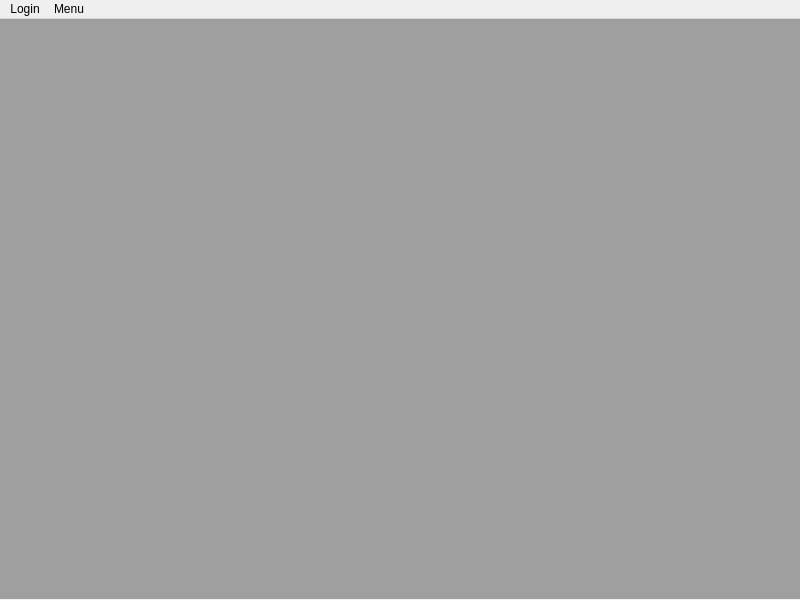
Above: src/000_mdi.ui from rvqzs/tresPatitos before the change. Below: the same form after it.
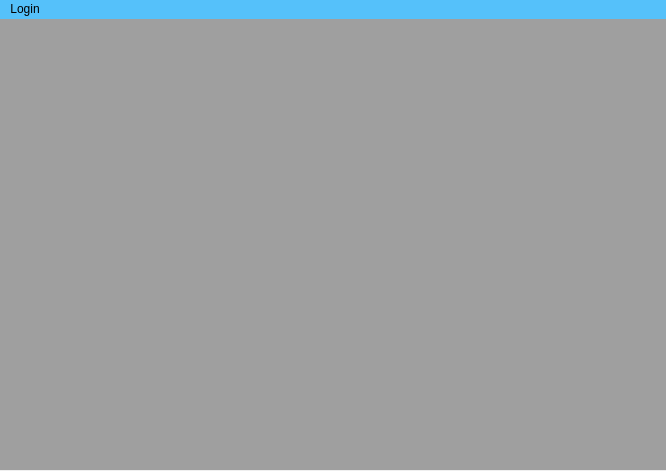
That is the form after the change. Icons and pictures are not drawn.

What changed in the file:
```diff
--- a/src/000_mdi.ui
+++ b/src/000_mdi.ui
@@ -6,23 +6,75 @@
    <rect>
     <x>0</x>
     <y>0</y>
-    <width>800</width>
-    <height>600</height>
+    <width>666</width>
+    <height>471</height>
    </rect>
   </property>
+  <property name="sizePolicy">
+   <sizepolicy hsizetype="Preferred" vsizetype="Preferred">
+    <horstretch>0</horstretch>
+    <verstretch>0</verstretch>
+   </sizepolicy>
+  </property>
   <property name="windowTitle">
-   <string>MainWindow</string>
+   <string>Tres Patitos S.A</string>
+  </property>
+  <property name="windowIcon">
+   <iconset>
+    <normaloff>../res/mdiIcon.png</normaloff>../res/mdiIcon.png</iconset>
+  </property>
+  <property name="iconSize">
+   <size>
+    <width>34</width>
+    <height>34</height>
+   </size>
+  </property>
+  <property name="tabShape">
+   <enum>QTabWidget::Rounded</enum>
   </property>
   <widget class="QWidget" name="centralwidget">
    <widget class="QMdiArea" name="mdiArea">
+    <property name="enabled">
+     <bool>true</bool>
+    </property>
     <property name="geometry">
      <rect>
-      <x>-1</x>
-      <y>-1</y>
-      <width>801</width>
-      <height>581</height>
+      <x>0</x>
+      <y>0</y>
+      <width>671</width>
+      <height>451</height>
      </rect>
     </property>
+    <property name="mouseTracking">
+     <bool>false</bool>
+    </property>
+    <property name="contextMenuPolicy">
+     <enum>Qt::DefaultContextMenu</enum>
+    </property>
+    <property name="acceptDrops">
+     <bool>true</bool>
+    </property>
+    <property name="autoFillBackground">
+     <bool>false</bool>
+    </property>
+    <property name="styleSheet">
+     <string notr="true"/>
+    </property>
+    <property name="frameShape">
+     <enum>QFrame::NoFrame</enum>
+    </property>
+    <property name="verticalScrollBarPolicy">
+     <enum>Qt::ScrollBarAsNeeded</enum>
+    </property>
+    <property name="horizontalScrollBarPolicy">
+     <enum>Qt::ScrollBarAsNeeded</enum>
+    </property>
+    <property name="sizeAdjustPolicy">
+     <enum>QAbstractScrollArea::AdjustToContentsOnFirstShow</enum>
+    </property>
+    <property name="viewMode">
+     <enum>QMdiArea::SubWindowView</enum>
+    </property>
    </widget>
   </widget>
   <widget class="QMenuBar" name="menubar">
@@ -30,19 +82,26 @@
     <rect>
      <x>0</x>
      <y>0</y>
-     <width>800</width>
-     <height>21</height>
+     <width>666</width>
+     <height>22</height>
     </rect>
    </property>
-   <widget class="QMenu" name="menuLogin">
+   <property name="styleSheet">
+    <string notr="true">background-color:rgb(85, 193, 250);</string>
+   </property>
+   <property name="defaultUp">
+    <bool>false</bool>
+   </property>
+   <widget class="QMenu" name="menuMain">
+    <property name="focusPolicy">
+     <enum>Qt::TabFocus</enum>
+    </property>
     <property name="title">
      <string>Login</string>
     </property>
-    <addaction name="actionLogin"/>
-   </widget>
-   <widget class="QMenu" name="menuMenu">
-    <property name="title">
-     <string>Menu</string>
+    <property name="icon">
+     <iconset>
+      <normaloff>../res/iconMenu.png</normaloff>../res/iconMenu.png</iconset>
     </property>
     <widget class="QMenu" name="mniBienes">
      <property name="title">
@@ -57,8 +116,20 @@
     <addaction name="mniDepartamentos"/>
     <addaction name="mniBienes"/>
    </widget>
-   <addaction name="menuLogin"/>
-   <addaction name="menuMenu"/>
+   <widget class="QMenu" name="menuHelp">
+    <property name="tearOffEnabled">
+     <bool>false</bool>
+    </property>
+    <property name="title">
+     <string/>
+    </property>
+    <property name="icon">
+     <iconset>
+      <normaloff>../res/iconHelp.png</normaloff>../res/iconHelp.png</iconset>
+    </property>
+   </widget>
+   <addaction name="menuMain"/>
+   <addaction name="menuHelp"/>
   </widget>
   <action name="mniUsuarios">
    <property name="text">
```
Left out of the diff: 130 changed lines with no effect on the pictures.
